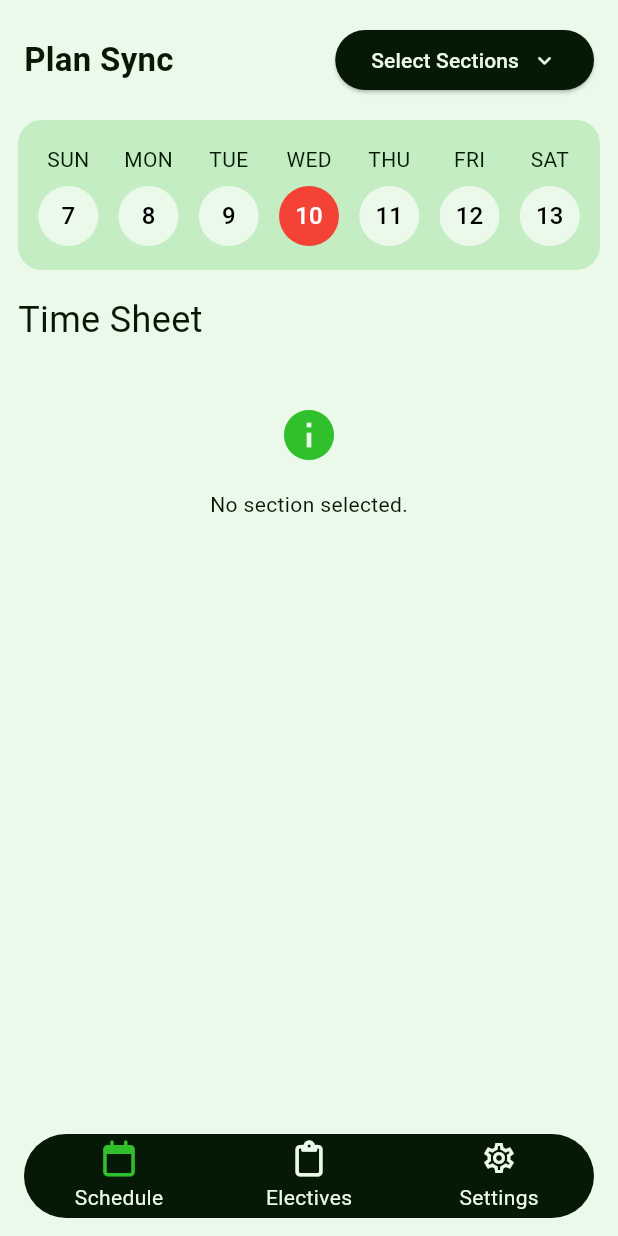
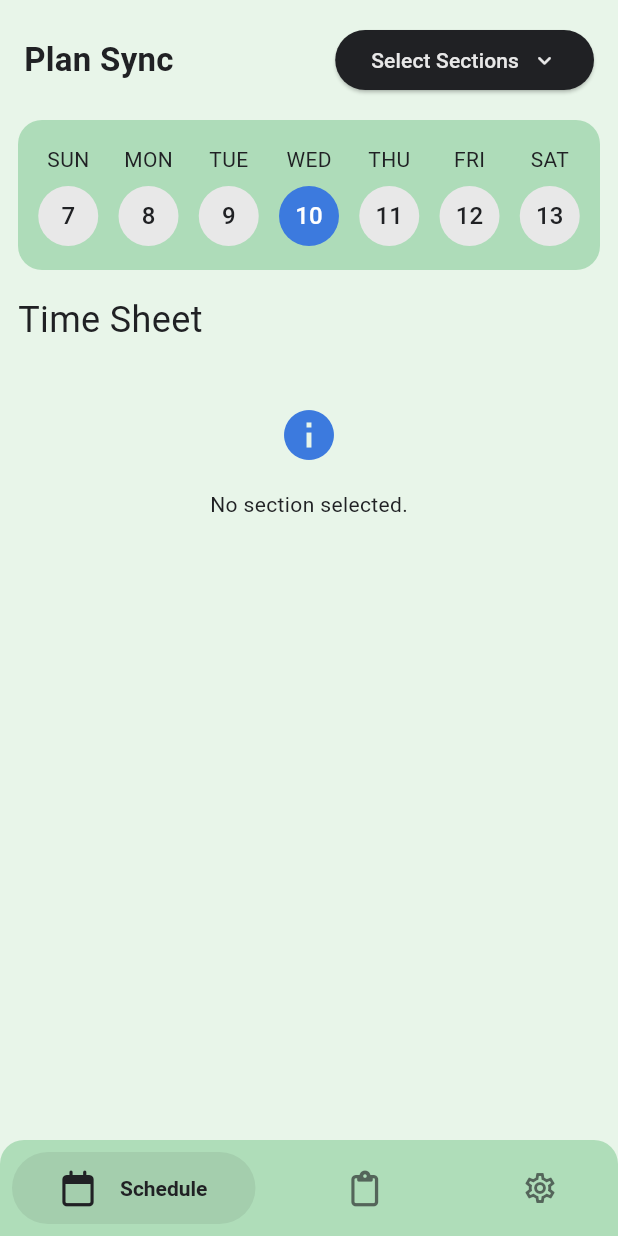
Before and after one commit to opxdelwin/plan-sync, a Flutter app: the screen it shows once a user with an empty profile is signed in, on a phone screen of 412 x 824 dp. Run offline on Flutter 3.47's test engine with Material 3 defaults, Android fonts, the phone set to English and light mode, and no system bars; drawn by our look-alikes of custom_navigation_bar, salomon_bottom_bar; our stand-ins replace cached_network_image, dio, firebase_analytics, firebase_auth, firebase_core, firebase_crashlytics and 11 more; missing offline and left inert: dio_cache_interceptor, dio_cache_interceptor_hive_store, in_app_update, tutorial_coach_mark; accounts and stored records are empty; network calls fail; statements that could not run were skipped.

Commit message:
redesign color scheme

````diff
--- a/client-app/lib/controllers/theme_controller.dart
+++ b/client-app/lib/controllers/theme_controller.dart
@@ -3,34 +3,77 @@ import 'package:get/get.dart';
 
 class AppThemeController extends GetxController {
   static final ThemeData lightTheme = ThemeData(
-    useMaterial3: true,
-    colorScheme: const ColorScheme(
-      brightness: Brightness.light,
-      primary: Color(0x668ADC89),
-      onPrimary: Color(0xff061906),
-      secondary: Color(0xff2FC02C),
-      onSecondary: Color(0xffffffff),
-      error: Color(0xF5FF0000),
-      onError: Color(0xffFFFFFF),
-      surface: Color(0xffEAF9E9),
-      onSurface: Color(0xff061906),
-      tertiary: Color(0xff4048FF),
+    brightness: Brightness.light,
+    primaryColor: const Color(0xFF34A853), // Vibrant green
+    colorScheme: const ColorScheme.light(
+      primary: Color(0xFF34A853),
+      onPrimary: Color(0xFFFFFFFF),
+      secondary: Color.fromARGB(255, 60, 122, 222), // Complementary blue
+      onSecondary: Color(0xFFFFFFFF),
+      error: Color(0xFFEA4335),
+      onError: Color(0xFFFFFFFF),
+      surface: Color(0xFFE8E8E8), // Slightly darker surface
+      onSurface: Color(0xFF202124),
+      tertiary: Color(0xFFFFA000), // Accent yellow
+      background: Color(0xFFE8F5E9), // Soft, light green background
+      onBackground: Color(0xFF202124),
+    ),
+    scaffoldBackgroundColor:
+        const Color(0xFFE8F5E9), // Soft, light green background
+    appBarTheme: const AppBarTheme(
+      color: Color(0xFF34A853),
+      foregroundColor: Color(0xFFFFFFFF),
+    ),
+    textTheme: const TextTheme(
+      headlineMedium: TextStyle(color: Color(0xFF202124)),
+      bodyMedium: TextStyle(color: Color(0xFF5F6368)),
+    ),
+    buttonTheme: const ButtonThemeData(
+      buttonColor: Color(0xFF34A853),
+      textTheme: ButtonTextTheme.primary,
+    ),
+    iconTheme: const IconThemeData(
+      color: Color(0xFF34A853),
     ),
   );
 
   static final ThemeData darkTheme = ThemeData(
-    useMaterial3: true,
-    colorScheme: const ColorScheme(
-      brightness: Brightness.dark,
-      primary: Color(0x4d8ADC89),
-      onPrimary: Color(0xffD8E7D7),
-      secondary: Color(0xcc2FC02C),
-      onSecondary: Color(0xffEAF9E9),
-      error: Color(0xF5FF0000),
-      onError: Color(0xffFFFFFF),
-      surface: Color(0xff061906),
-      onSurface: Color(0xffEAF9E9),
-      tertiary: Color(0xffEAF9E9),
+    brightness: Brightness.dark,
+    primaryColor: const Color(0xFF8ADC89), // Light green from the calendar
+    colorScheme: const ColorScheme.dark(
+      primary: Color(0xFF8ADC89),
+      onPrimary: Color(0xFF121212),
+      secondary: Color.fromARGB(255, 21, 80, 174), // A slightly darker green
+      onSecondary: Color(0xFFE0E0E0),
+      error: Color(0xFFFF5252),
+      onError: Color(0xFF121212),
+      surface: Color(0xFF1E1E1E),
+      onSurface: Color.fromARGB(255, 240, 240, 240),
+      background: Color(0xFF121212), // Smooth, comfortable black
+      onBackground: Color.fromARGB(255, 240, 240, 240),
+      tertiary: Color.fromARGB(255, 234, 195, 0), // Light blue for accents
+    ),
+    scaffoldBackgroundColor:
+        const Color(0xFF121212), // Smooth, comfortable black
+    appBarTheme: const AppBarTheme(
+      color: Color(0xFF1E1E1E),
+      foregroundColor: Color(0xFFE0E0E0),
+    ),
+    textTheme: const TextTheme(
+      headlineMedium: TextStyle(color: Color(0xFFE0E0E0)),
+      bodyMedium: TextStyle(color: Color(0xFFBDBDBD)),
+    ),
+    buttonTheme: const ButtonThemeData(
+      buttonColor: Color(0xFF8ADC89),
+      textTheme: ButtonTextTheme.primary,
+    ),
+    iconTheme: const IconThemeData(
+      color: Color(0xFF8ADC89),
+    ),
+    bottomNavigationBarTheme: const BottomNavigationBarThemeData(
+      backgroundColor: Color(0xFF1E1E1E),
+      selectedItemColor: Color(0xFF8ADC89),
+      unselectedItemColor: Color(0xFFBDBDBD),
     ),
   );
 
--- a/client-app/lib/views/electives_screen.dart
+++ b/client-app/lib/views/electives_screen.dart
@@ -30,7 +30,7 @@ class _ElectiveScreenState extends State<ElectiveScreen> {
     return Scaffold(
       extendBody: true,
       appBar: AppBar(
-        backgroundColor: colorScheme.surface,
+        backgroundColor: colorScheme.background,
         elevation: 0.0,
         toolbarHeight: 80,
         shape: const RoundedRectangleBorder(
--- a/client-app/lib/views/home_screen.dart
+++ b/client-app/lib/views/home_screen.dart
@@ -42,7 +42,7 @@ class _HomeScreenState extends State<HomeScreen> {
     return Scaffold(
         extendBodyBehindAppBar: true,
         appBar: AppBar(
-          backgroundColor: colorScheme.surface,
+          backgroundColor: colorScheme.background.withOpacity(0.98),
           elevation: 0.0,
           toolbarHeight: 80,
           shape: const RoundedRectangleBorder(
@@ -79,7 +79,7 @@ class _HomeScreenState extends State<HomeScreen> {
                   Text(
                     "Time Sheet",
                     style: TextStyle(
-                      color: colorScheme.onPrimary,
+                      color: colorScheme.onBackground,
                       fontSize: 24,
                     ),
                   ),
--- a/client-app/lib/widgets/buttons/schedule_preferences_button.dart
+++ b/client-app/lib/widgets/buttons/schedule_preferences_button.dart
@@ -35,7 +35,9 @@ class _SchedulePreferenceButtonState extends State<SchedulePreferenceButton> {
         context: context,
       ),
       style: ButtonStyle(
-        backgroundColor: WidgetStatePropertyAll(colorScheme.onSurface),
+        backgroundColor: Get.isDarkMode
+            ? WidgetStatePropertyAll(colorScheme.primary)
+            : WidgetStatePropertyAll(colorScheme.onSurface),
       ),
       child: Row(
         children: [
@@ -48,14 +50,18 @@ class _SchedulePreferenceButtonState extends State<SchedulePreferenceButton> {
                   );
               return Text(
                 sectionSemesterShortCode ?? 'Processing',
-                style: TextStyle(color: colorScheme.surface),
+                style: TextStyle(
+                  color: Get.isDarkMode
+                      ? colorScheme.onPrimary
+                      : colorScheme.surface,
+                ),
               );
             },
           ),
           const SizedBox(width: 8),
           Icon(
             Icons.keyboard_arrow_down_rounded,
-            color: colorScheme.surface,
+            color: Get.isDarkMode ? colorScheme.onPrimary : colorScheme.surface,
           ),
         ],
       ),
--- a/client-app/lib/widgets/date_widget.dart
+++ b/client-app/lib/widgets/date_widget.dart
@@ -14,6 +14,7 @@ class DateWidget extends StatelessWidget {
   @override
   Widget build(BuildContext context) {
     final days = ['SUN', 'MON', 'TUE', 'WED', 'THU', 'FRI', 'SAT'];
+    final colorScheme = Theme.of(context).colorScheme;
 
     return GetBuilder<FilterController>(
       builder: (controller) {
@@ -21,8 +22,15 @@ class DateWidget extends StatelessWidget {
           decoration: ShapeDecoration(
             shape: RoundedRectangleBorder(
               borderRadius: BorderRadius.circular(16),
+              side: Get.isDarkMode
+                  ? BorderSide(
+                      color: Theme.of(context).colorScheme.primary,
+                    )
+                  : BorderSide.none,
             ),
-            color: Theme.of(context).colorScheme.primary,
+            color: Get.isDarkMode
+                ? null
+                : Theme.of(context).colorScheme.primary.withOpacity(0.32),
           ),
           padding: const EdgeInsets.symmetric(vertical: 16),
           child: Row(
@@ -31,21 +39,26 @@ class DateWidget extends StatelessWidget {
               7,
               (index) => Column(
                 children: [
-                  Text(days[index]),
+                  Text(
+                    days[index],
+                    style: TextStyle(
+                      color: colorScheme.onSurface,
+                    ),
+                  ),
                   const SizedBox(height: 8),
                   InkWell(
                     enableFeedback: true,
                     onTap: () => controller.weekday = Weekday.fromIndex(index),
                     child: CircleAvatar(
                       backgroundColor: controller.weekday.weekdayIndex == index
-                          ? Colors.red
-                          : Theme.of(context).colorScheme.surface,
+                          ? colorScheme.secondary
+                          : colorScheme.surface,
                       child: Text(
                         '${mostRecentSunday().add(Duration(days: index)).day}',
                         style: TextStyle(
                           color: controller.weekday.weekdayIndex == index
-                              ? Colors.white
-                              : Colors.black,
+                              ? colorScheme.onSecondary
+                              : colorScheme.onBackground,
                         ),
                       ),
                     ),
--- a/client-app/lib/widgets/dropdowns/semester_bar.dart
+++ b/client-app/lib/widgets/dropdowns/semester_bar.dart
@@ -20,7 +20,7 @@ class _SemesterBarState extends State<SemesterBar> {
     return Container(
       decoration: ShapeDecoration(
         shape: const StadiumBorder(),
-        color: colorScheme.onPrimary,
+        color: colorScheme.onSurface,
       ),
       padding: const EdgeInsets.symmetric(horizontal: 24),
       child: SizedBox(
--- a/client-app/lib/widgets/scaffold_with_nav_bar.dart
+++ b/client-app/lib/widgets/scaffold_with_nav_bar.dart
@@ -1,6 +1,7 @@
-import 'package:custom_navigation_bar/custom_navigation_bar.dart';
+import 'package:salomon_bottom_bar/salomon_bottom_bar.dart';
 import 'package:flutter/material.dart';
 import 'package:font_awesome_flutter/font_awesome_flutter.dart';
+import 'package:get/get.dart';
 import 'package:go_router/go_router.dart';
 
 class ScaffoldWithNavBar extends StatelessWidget {
@@ -18,42 +19,66 @@ class ScaffoldWithNavBar extends StatelessWidget {
     return Scaffold(
       extendBody: true,
       body: navigationShell,
-      bottomNavigationBar: Padding(
-        padding: const EdgeInsets.only(bottom: 12.0),
-        child: CustomNavigationBar(
+      bottomNavigationBar: ClipRRect(
+        borderRadius: const BorderRadius.only(
+          topLeft: Radius.circular(16),
+          topRight: Radius.circular(16),
+        ),
+        child: SalomonBottomBar(
+          itemPadding: const EdgeInsets.symmetric(horizontal: 32, vertical: 12),
           // Here, the items of BottomNavigationBar are hard coded. In a real
           // world scenario, the items would most likely be generated from the
           // branches of the shell route, which can be fetched using
           // `navigationShell.route.branches`.
-          scaleCurve: Curves.easeInOutExpo,
-          isFloating: true,
-          elevation: 0,
-          backgroundColor: colorScheme.onSurface,
-          borderRadius: const Radius.circular(32),
-          selectedColor: colorScheme.secondary,
-          unSelectedColor: colorScheme.surface,
-
-          //bubble color
-          strokeColor: colorScheme.secondary.withOpacity(0.32),
-          items: <CustomNavigationBarItem>[
-            CustomNavigationBarItem(
+          curve: Curves.easeInOutExpo,
+          duration: Durations.medium2,
+          selectedColorOpacity: 0.08,
+          // // isFloating: true,
+          // elevation: 0,
+          itemShape: RoundedRectangleBorder(
+            borderRadius: BorderRadius.circular(24),
+          ),
+          backgroundColor:
+              Get.isDarkMode ? colorScheme.surface : const Color(0xffafddb9),
+          // borderRadius: const Radius.circular(8),
+          selectedItemColor:
+              Get.isDarkMode ? colorScheme.primary : colorScheme.onBackground,
+          unselectedItemColor: Get.isDarkMode
+              ? colorScheme.onSurface
+              : colorScheme.onBackground.withOpacity(0.64),
+          // //bubble color
+          // strokeColor: colorScheme.secondary.withOpacity(0.32),
+          items: <SalomonBottomBarItem>[
+            SalomonBottomBarItem(
               icon: const Icon(FontAwesomeIcons.calendar),
               title: Text(
                 'Schedule',
-                style: TextStyle(color: colorScheme.surface),
+                style: TextStyle(
+                  color: Get.isDarkMode
+                      ? colorScheme.onSurface
+                      : colorScheme.onBackground,
+                ),
               ),
             ),
-            CustomNavigationBarItem(
+            SalomonBottomBarItem(
                 icon: const Icon(FontAwesomeIcons.clipboard),
                 title: Text(
                   'Electives',
-                  style: TextStyle(color: colorScheme.surface),
+                  style: TextStyle(
+                    color: Get.isDarkMode
+                        ? colorScheme.onSurface
+                        : colorScheme.onBackground,
+                  ),
                 )),
-            CustomNavigationBarItem(
+            SalomonBottomBarItem(
                 icon: const Icon(Icons.settings_outlined),
                 title: Text(
                   'Settings',
-                  style: TextStyle(color: colorScheme.surface),
+                  style: TextStyle(
+                    color: Get.isDarkMode
+                        ? colorScheme.onSurface
+                        : colorScheme.onBackground,
+                  ),
                 )),
           ],
           currentIndex: navigationShell.currentIndex,
--- a/client-app/lib/widgets/time_table.dart
+++ b/client-app/lib/widgets/time_table.dart
@@ -196,8 +196,12 @@ class _TimeTableWidgetState extends State<TimeTableWidget> {
                 const SizedBox(height: 16),
                 Flexible(child: MarkdownBody(data: "```${snapshot.error}```")),
                 const SizedBox(height: 16),
-                const Text(
-                    "A status report has been sent, this issue will be looked into.")
+                Text(
+                  "A status report has been sent, this issue will be looked into.",
+                  style: TextStyle(
+                    color: colorScheme.error,
+                  ),
+                )
               ],
             );
           } else if (!snapshot.hasData) {
@@ -217,7 +221,7 @@ class _TimeTableWidgetState extends State<TimeTableWidget> {
                   Text(
                     "No section selected.",
                     style: TextStyle(
-                      color: colorScheme.onPrimary,
+                      color: colorScheme.onBackground,
                     ),
                   )
                 ],
@@ -240,13 +244,13 @@ class _TimeTableWidgetState extends State<TimeTableWidget> {
                   Text(
                     "We're working on this timetable,",
                     style: TextStyle(
-                      color: colorScheme.onPrimary,
+                      color: colorScheme.onSurface,
                     ),
                   ),
                   Text(
                     "Check back in soon!",
                     style: TextStyle(
-                      color: colorScheme.onPrimary,
+                      color: colorScheme.onSurface,
                     ),
                   ),
                 ],
@@ -262,7 +266,7 @@ class _TimeTableWidgetState extends State<TimeTableWidget> {
                     "Effective from ${snapshot.data!.meta.effectiveDate}",
                     style: TextStyle(
                       fontWeight: FontWeight.bold,
-                      color: colorScheme.onPrimary,
+                      color: colorScheme.onSurface,
                     ),
                   ),
                 ),
--- a/client-app/pubspec.yaml
+++ b/client-app/pubspec.yaml
@@ -36,7 +36,7 @@ dependencies:
   cupertino_icons: ^1.0.2
   go_router: ^13.0.0
   loading_animation_widget: ^1.2.0+4
-  custom_navigation_bar: ^0.8.2
+  salomon_bottom_bar: ^3.3.2
   font_awesome_flutter: ^10.5.0
   get: ^4.6.5
   firebase_core: ^2.15.1
````
Also changed, not shown: client-app/lib/views/login_screen.dart (+7 -5 lines), client-app/lib/views/settings_screen.dart (+34 -37 lines), client-app/lib/widgets/bottom-sheets/elective_preference.dart (+13 -13 lines), client-app/lib/widgets/bottom-sheets/schedule_preference.dart (+13 -13 lines), client-app/lib/widgets/buttons/logout_button.dart (+18 -4 lines), client-app/lib/widgets/subject_tile.dart (+25 -6 lines), client-app/lib/widgets/time_table_for_day.dart (+8 -5 lines), client-app/assets/logo-no-background-dark.png (added), client-app/assets/logo-no-background-light.png (renamed from client-app/assets/logo-no-background.png).
